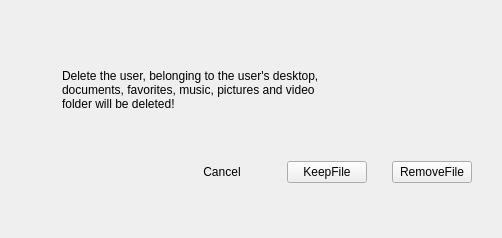
Before: the Qt Designer form plugins/account/userinfo/deluserdialog.ui in ukui/ukui-control-center, drawn with Qt 5.
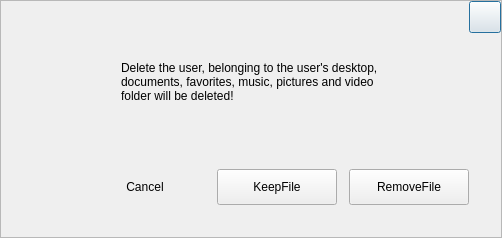
After: the same form once the commit is applied.

Patch:
```diff
--- a/plugins/account/userinfo/deluserdialog.ui
+++ b/plugins/account/userinfo/deluserdialog.ui
@@ -27,61 +27,166 @@
   </property>
   <layout class="QVBoxLayout" name="verticalLayout_2">
    <property name="spacing">
-    <number>0</number>
-   </property>
-   <property name="leftMargin">
-    <number>0</number>
-   </property>
-   <property name="topMargin">
-    <number>0</number>
-   </property>
-   <property name="rightMargin">
-    <number>0</number>
-   </property>
-   <property name="bottomMargin">
-    <number>0</number>
-   </property>
-   <item>
-    <layout class="QVBoxLayout" name="verticalLayout">
-     <property name="spacing">
       <number>10</number>
      </property>
      <property name="leftMargin">
-      <number>30</number>
+    <number>0</number>
      </property>
      <property name="topMargin">
-      <number>40</number>
+    <number>0</number>
      </property>
      <property name="rightMargin">
-      <number>30</number>
+    <number>0</number>
      </property>
      <property name="bottomMargin">
-      <number>25</number>
+    <number>0</number>
      </property>
      <item>
-      <layout class="QHBoxLayout" name="horizontalLayout">
+    <widget class="QFrame" name="frame">
+     <property name="frameShape">
+      <enum>QFrame::StyledPanel</enum>
+     </property>
+     <property name="frameShadow">
+      <enum>QFrame::Raised</enum>
+     </property>
+     <layout class="QVBoxLayout" name="verticalLayout_4">
        <property name="spacing">
-        <number>25</number>
-       </property>
+       <number>0</number>
+      </property>
+      <property name="leftMargin">
+       <number>0</number>
+      </property>
+      <property name="topMargin">
+       <number>0</number>
+      </property>
+      <property name="rightMargin">
+       <number>0</number>
+      </property>
+      <property name="bottomMargin">
+       <number>0</number>
+      </property>
+      <item>
+       <layout class="QVBoxLayout" name="verticalLayout_3">
+        <property name="spacing">
+         <number>0</number>
+        </property>
+        <property name="bottomMargin">
+         <number>0</number>
+        </property>
+        <item>
+         <layout class="QHBoxLayout" name="horizontalLayout_4">
+          <item>
+           <spacer name="horizontalSpacer_4">
+            <property name="orientation">
+             <enum>Qt::Horizontal</enum>
+            </property>
+            <property name="sizeHint" stdset="0">
+             <size>
+              <width>40</width>
+              <height>20</height>
+             </size>
+            </property>
+           </spacer>
+          </item>
+          <item>
+           <widget class="QPushButton" name="closeBtn">
+            <property name="minimumSize">
+             <size>
+              <width>32</width>
+              <height>32</height>
+             </size>
+            </property>
+            <property name="maximumSize">
+             <size>
+              <width>32</width>
+              <height>32</height>
+             </size>
+            </property>
+            <property name="text">
+             <string/>
+            </property>
+           </widget>
+          </item>
+         </layout>
+        </item>
+        <item>
+         <layout class="QVBoxLayout" name="verticalLayout_5">
+          <property name="spacing">
+           <number>8</number>
+          </property>
+          <property name="leftMargin">
+           <number>32</number>
+          </property>
+          <property name="topMargin">
+           <number>16</number>
+          </property>
+          <property name="rightMargin">
+           <number>32</number>
+          </property>
+          <property name="bottomMargin">
+           <number>32</number>
+          </property>
+          <item>
+           <layout class="QHBoxLayout" name="horizontalLayout_5">
+            <property name="spacing">
+             <number>16</number>
+            </property>
+            <property name="rightMargin">
+             <number>0</number>
+            </property>
+            <item>
+             <layout class="QVBoxLayout" name="verticalLayout">
        <item>
         <widget class="QLabel" name="faceLabel">
+                <property name="sizePolicy">
+                 <sizepolicy hsizetype="Fixed" vsizetype="Fixed">
+                  <horstretch>0</horstretch>
+                  <verstretch>0</verstretch>
+                 </sizepolicy>
+                </property>
          <property name="minimumSize">
           <size>
-           <width>0</width>
-           <height>0</height>
+                  <width>72</width>
+                  <height>72</height>
           </size>
          </property>
          <property name="maximumSize">
           <size>
-           <width>16777215</width>
-           <height>16777215</height>
+                  <width>72</width>
+                  <height>72</height>
           </size>
          </property>
          <property name="text">
           <string/>
          </property>
-        </widget>
-       </item>
+                <property name="scaledContents">
+                 <bool>true</bool>
+                </property>
+               </widget>
+              </item>
+              <item alignment="Qt::AlignHCenter">
+               <widget class="QLabel" name="usernameLabel">
+                <property name="sizePolicy">
+                 <sizepolicy hsizetype="Fixed" vsizetype="Fixed">
+                  <horstretch>0</horstretch>
+                  <verstretch>0</verstretch>
+                 </sizepolicy>
+                </property>
+                <property name="text">
+                 <string/>
+                </property>
+               </widget>
+              </item>
+             </layout>
+            </item>
+            <item>
+             <layout class="QVBoxLayout" name="verticalLayout_6">
+              <property name="spacing">
+               <number>0</number>
+              </property>
+              <property name="topMargin">
+               <number>12</number>
+              </property>
        <item>
         <widget class="QLabel" name="label_2">
          <property name="sizePolicy">
@@ -110,92 +215,45 @@
         </widget>
        </item>
        <item>
-        <spacer name="horizontalSpacer_5">
-         <property name="orientation">
-          <enum>Qt::Horizontal</enum>
-         </property>
-         <property name="sizeHint" stdset="0">
-          <size>
-           <width>40</width>
-           <height>20</height>
-          </size>
-         </property>
-        </spacer>
-       </item>
-      </layout>
-     </item>
-     <item>
       <spacer name="verticalSpacer">
        <property name="orientation">
         <enum>Qt::Vertical</enum>
        </property>
-       <property name="sizeType">
-        <enum>QSizePolicy::Fixed</enum>
-       </property>
        <property name="sizeHint" stdset="0">
         <size>
          <width>20</width>
-         <height>10</height>
+                  <height>40</height>
         </size>
        </property>
       </spacer>
+              </item>
+             </layout>
+            </item>
+            <item>
+             <spacer name="horizontalSpacer_2">
+              <property name="orientation">
+               <enum>Qt::Horizontal</enum>
+              </property>
+              <property name="sizeHint" stdset="0">
+               <size>
+                <width>40</width>
+                <height>20</height>
+               </size>
+              </property>
+             </spacer>
+            </item>
+           </layout>
      </item>
      <item>
       <layout class="QHBoxLayout" name="horizontalLayout_2">
+            <property name="spacing">
+             <number>12</number>
+            </property>
        <item>
         <spacer name="horizontalSpacer">
          <property name="orientation">
           <enum>Qt::Horizontal</enum>
          </property>
-         <property name="sizeType">
-          <enum>QSizePolicy::Fixed</enum>
-         </property>
-         <property name="sizeHint" stdset="0">
-          <size>
-           <width>20</width>
-           <height>20</height>
-          </size>
-         </property>
-        </spacer>
-       </item>
-       <item>
-        <widget class="QLabel" name="usernameLabel">
-         <property name="sizePolicy">
-          <sizepolicy hsizetype="Fixed" vsizetype="Fixed">
-           <horstretch>0</horstretch>
-           <verstretch>0</verstretch>
-          </sizepolicy>
-         </property>
-         <property name="text">
-          <string/>
-         </property>
-        </widget>
-       </item>
-       <item>
-        <spacer name="horizontalSpacer_2">
-         <property name="orientation">
-          <enum>Qt::Horizontal</enum>
-         </property>
-         <property name="sizeHint" stdset="0">
-          <size>
-           <width>40</width>
-           <height>20</height>
-          </size>
-         </property>
-        </spacer>
-       </item>
-      </layout>
-     </item>
-     <item>
-      <layout class="QHBoxLayout" name="horizontalLayout_3">
-       <property name="spacing">
-        <number>25</number>
-       </property>
-       <item>
-        <spacer name="horizontalSpacer_3">
-         <property name="orientation">
-          <enum>Qt::Horizontal</enum>
-         </property>
          <property name="sizeHint" stdset="0">
           <size>
            <width>40</width>
@@ -206,6 +264,18 @@
        </item>
        <item>
         <widget class="QPushButton" name="cancelPushBtn">
+              <property name="minimumSize">
+               <size>
+                <width>120</width>
+                <height>36</height>
+               </size>
+              </property>
+              <property name="maximumSize">
+               <size>
+                <width>120</width>
+                <height>36</height>
+               </size>
+              </property>
          <property name="text">
           <string>Cancel</string>
          </property>
@@ -216,6 +286,18 @@
        </item>
        <item>
         <widget class="QPushButton" name="keepPushBtn">
+              <property name="minimumSize">
+               <size>
+                <width>120</width>
+                <height>36</height>
+               </size>
+              </property>
+              <property name="maximumSize">
+               <size>
+                <width>120</width>
+                <height>36</height>
+               </size>
+              </property>
          <property name="text">
           <string>KeepFile</string>
          </property>
@@ -226,6 +308,18 @@
        </item>
        <item>
         <widget class="QPushButton" name="removePushBtn">
+              <property name="minimumSize">
+               <size>
+                <width>120</width>
+                <height>36</height>
+               </size>
+              </property>
+              <property name="maximumSize">
+               <size>
+                <width>120</width>
+                <height>36</height>
+               </size>
+              </property>
          <property name="text">
           <string>RemoveFile</string>
          </property>
@@ -237,6 +331,11 @@
       </layout>
      </item>
     </layout>
+        </item>
+       </layout>
+      </item>
+     </layout>
+    </widget>
    </item>
   </layout>
  </widget>
```
Lines whose indentation alone changed are shown as unchanged.
